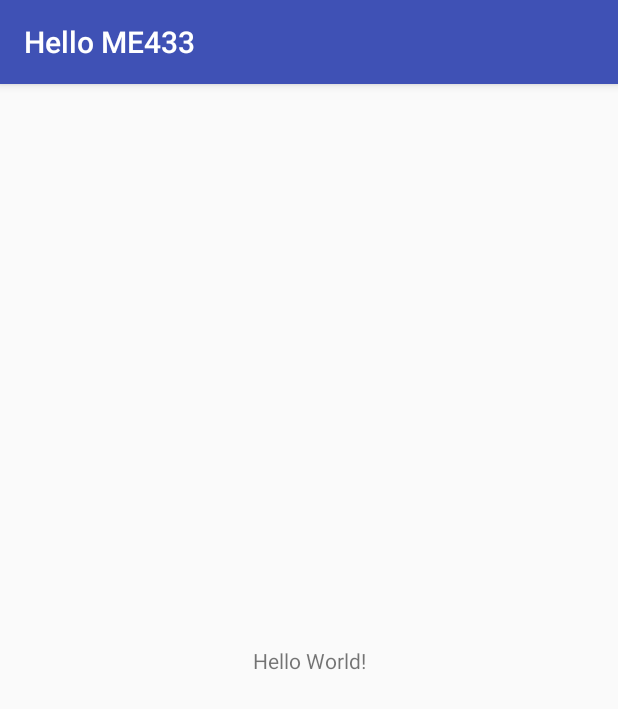
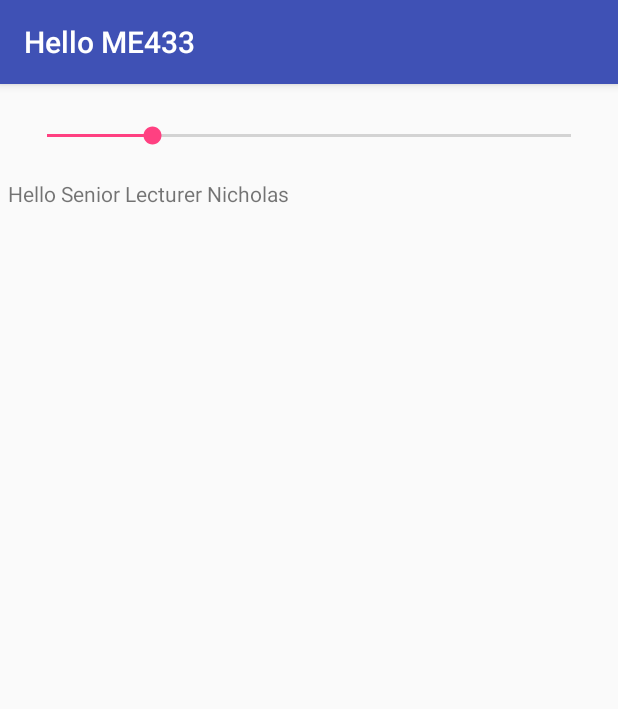
Before and after one commit to wcookie/Wyatt_Cook_ME433, an Android app: the screen it shows after launch (MainActivity), on a phone screen of 412 x 824 dp. Shown: the top 709 px of the screen. Run offline under Robolectric (Android 15) with nearby library versions, the light colour scheme and no system bars.

Commit message:
hw11 finished

```diff
--- a/HelloME433/app/src/main/java/com/example/wcook/hellome433/MainActivity.java
+++ b/HelloME433/app/src/main/java/com/example/wcook/hellome433/MainActivity.java
@@ -2,12 +2,43 @@ package com.example.wcook.hellome433;
 
 import android.support.v7.app.AppCompatActivity;
 import android.os.Bundle;
-
+import android.widget.SeekBar;
+import android.widget.SeekBar.OnSeekBarChangeListener;
+import android.widget.TextView;
 public class MainActivity extends AppCompatActivity {
-
+    SeekBar myControl;
+    TextView myTextView;
+    //int progressChanged = 0;
     @Override
     protected void onCreate(Bundle savedInstanceState) {
         super.onCreate(savedInstanceState);
         setContentView(R.layout.activity_main);
+        myControl = (SeekBar) findViewById(R.id.seek1);
+
+        myTextView = (TextView) findViewById(R.id.textView01);
+        myTextView.setText("Hello Senior Lecturer Nicholas");
+        setMyControlListener();
+    }
+    private void setMyControlListener() {
+        myControl.setOnSeekBarChangeListener(new OnSeekBarChangeListener() {
+
+            int progressChanged = 0;
+
+            @Override
+            public void onProgressChanged(SeekBar seekBar, int progress, boolean fromUser) {
+                progressChanged = progress;
+
+                myTextView.setText("The value is: "+ progress);
+            }
+
+            @Override
+            public void onStartTrackingTouch(SeekBar seekBar) {
+            }
+
+            @Override
+            public void onStopTrackingTouch(SeekBar seekBar) {
+
+            }
+        });
     }
 }
--- a/HelloME433/app/src/main/res/layout/activity_main.xml
+++ b/HelloME433/app/src/main/res/layout/activity_main.xml
@@ -1,18 +1,26 @@
-<?xml version="1.0" encoding="utf-8"?>
-<android.support.constraint.ConstraintLayout xmlns:android="http://schemas.android.com/apk/res/android"
-    xmlns:app="http://schemas.android.com/apk/res-auto"
-    xmlns:tools="http://schemas.android.com/tools"
-    android:layout_width="match_parent"
-    android:layout_height="match_parent"
-    tools:context="com.example.wcook.hellome433.MainActivity">
+<LinearLayout
+    android:layout_width="fill_parent"
+    android:layout_height="wrap_content"
+    android:layout_margin="5dp"
+    android:orientation="vertical"
+    android:visibility="visible"
+    xmlns:android="http://schemas.android.com/apk/res/android">
 
+    <SeekBar
+        android:id="@+id/seek1"
+        android:layout_width="fill_parent"
+        android:layout_height="wrap_content"
+        android:layout_margin="10dp"
+        android:progress="20"
+        android:secondaryProgress="20"
+        android:paddingTop="10dp"
+        android:paddingBottom="10dp"
+        />
     <TextView
+        android:id="@+id/textView01"
+        android:text="initial value "
         android:layout_width="wrap_content"
         android:layout_height="wrap_content"
-        android:text="Hello World!"
-        app:layout_constraintBottom_toBottomOf="parent"
-        app:layout_constraintLeft_toLeftOf="parent"
-        app:layout_constraintRight_toRightOf="parent"
-        app:layout_constraintTop_toTopOf="parent" />
+        />
 
-</android.support.constraint.ConstraintLayout>
+</LinearLayout>
```
